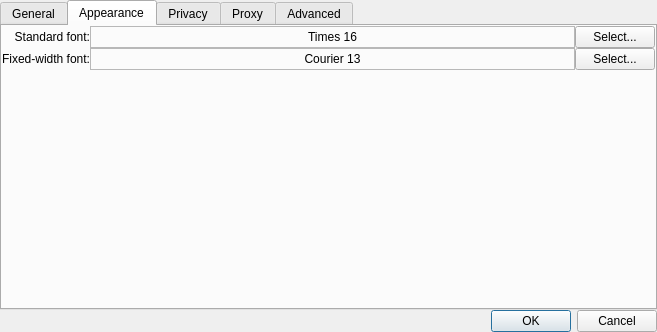
Above: src/views/browser/settings.ui from trailblazing/tute before the change. Below: the same form after it.
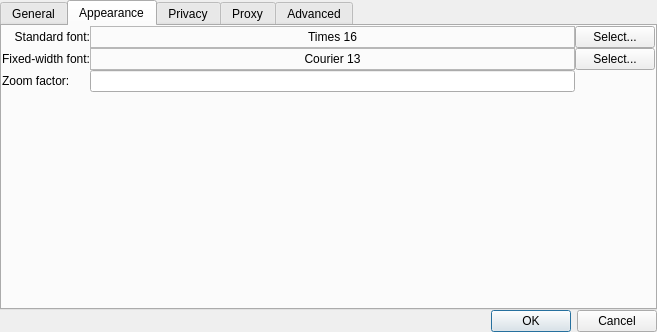
That is the form after the change. The open tabs and pages were chosen to show the change.

Commit message: add zoom factor funtion in browser setting apprearance tab

```diff
--- a/src/views/browser/settings.ui
+++ b/src/views/browser/settings.ui
@@ -295,7 +295,7 @@
          </property>
         </widget>
        </item>
-       <item row="2" column="1">
+       <item row="3" column="1">
         <spacer name="verticalSpacer">
          <property name="orientation">
           <enum>Qt::Vertical</enum>
@@ -308,6 +308,16 @@
          </property>
         </spacer>
        </item>
+       <item row="2" column="1">
+        <widget class="QLineEdit" name="zoomFactor"/>
+       </item>
+       <item row="2" column="0">
+        <widget class="QLabel" name="label_16">
+         <property name="text">
+          <string>Zoom factor:</string>
+         </property>
+        </widget>
+       </item>
       </layout>
      </widget>
      <widget class="QWidget" name="tab_2">
```
Left out of the diff: 2 changed lines with no effect on the pictures. The commit also changes 9 other files.
